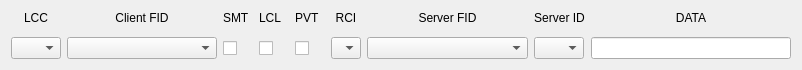
JuliaCzarnowska/ARINC_825, file ptp_msgcomposer.ui: the form before one commit.
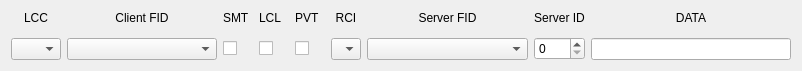
The form after the commit.

The edit to the form file:
```diff
--- a/ptp_msgcomposer.ui
+++ b/ptp_msgcomposer.ui
@@ -413,26 +413,7 @@
         </widget>
        </item>
        <item>
-        <widget class="QComboBox" name="srvIdComboBox">
-         <property name="sizePolicy">
-          <sizepolicy hsizetype="MinimumExpanding" vsizetype="Minimum">
-           <horstretch>0</horstretch>
-           <verstretch>0</verstretch>
-          </sizepolicy>
-         </property>
-         <property name="minimumSize">
-          <size>
-           <width>30</width>
-           <height>20</height>
-          </size>
-         </property>
-         <property name="maximumSize">
-          <size>
-           <width>50</width>
-           <height>16777215</height>
-          </size>
-         </property>
-        </widget>
+        <widget class="QSpinBox" name="spinBox"/>
        </item>
       </layout>
      </item>
```
